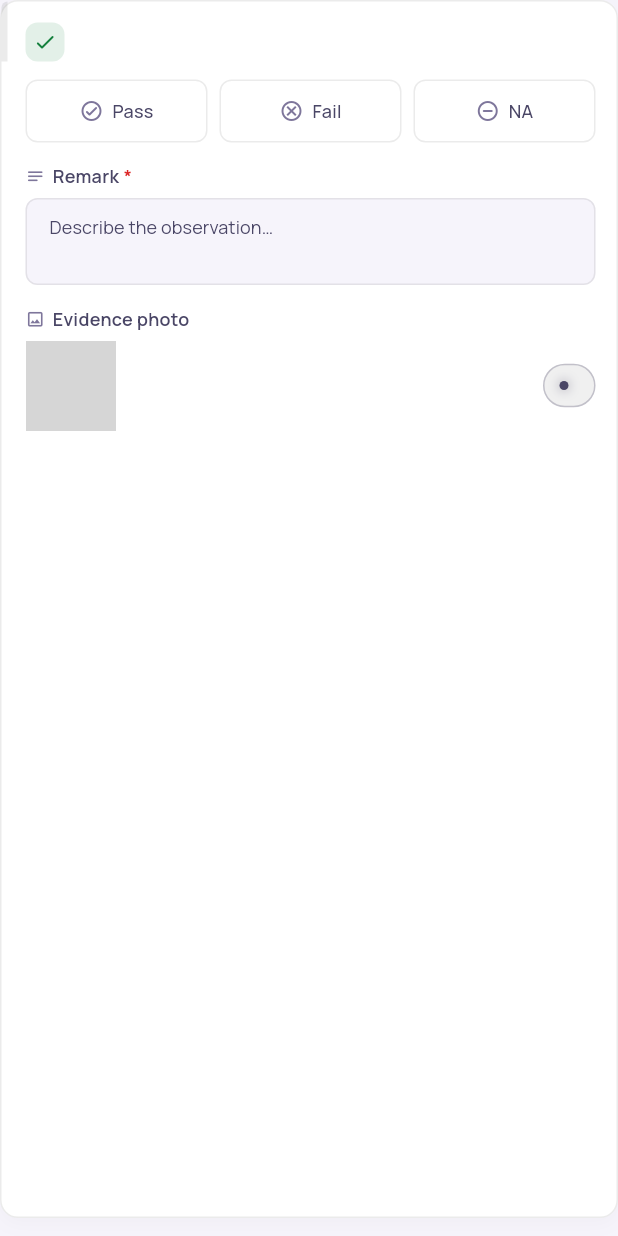
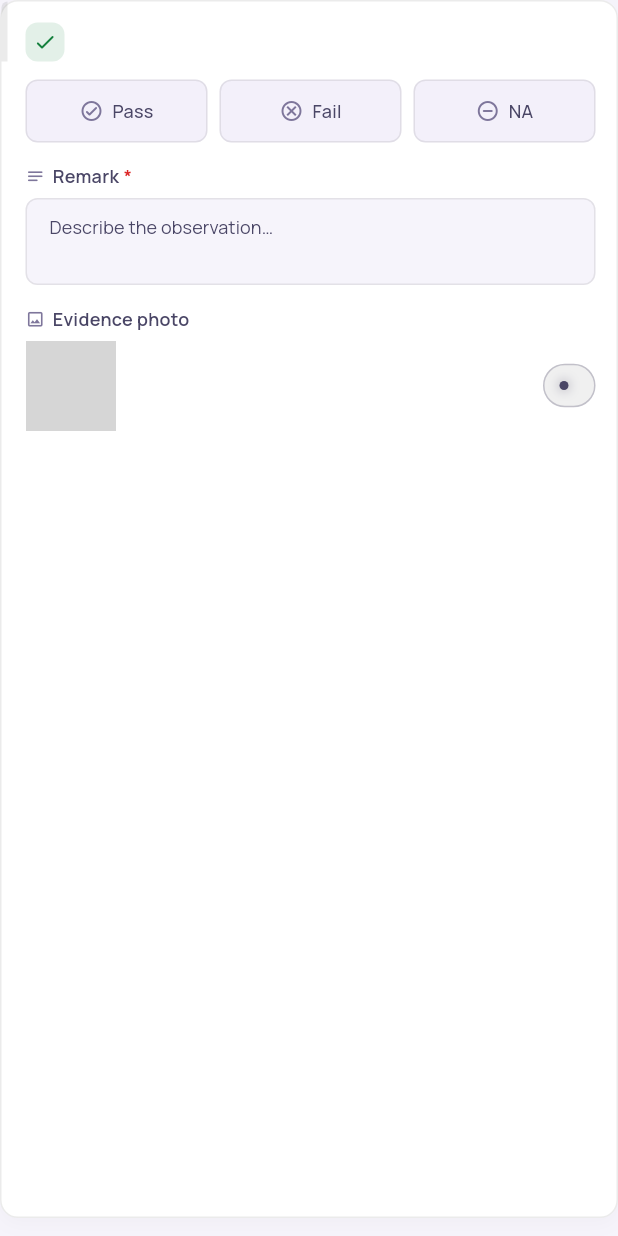
Before and after one commit to vistarlogitekdeveloper/audit_management_app_frontend, a Flutter app: the AuditRowWidget widget shown alone on an empty page, opened directly with empty values, on a phone screen of 412 x 824 dp. Run offline on Flutter 3.47's test engine with Material 3 defaults, Android fonts, the phone set to English and light mode, and no system bars; our stand-ins replace connectivity_plus, dio, firebase_core, firebase_messaging, fl_chart, flutter_image_compress and 6 more; missing offline and left inert: dart:html, flutter_pdfview; accounts and stored records are empty; network calls fail; grey boxes are pictures that could not be loaded.

Commit message:
fix(audit-sheet): mode-aware row card/chip surfaces for dark-mode legibility
The parameter row card and inactive Pass/Fail/NA chip backgrounds were
hardcoded AppColors.white, so in dark mode the cards stayed white and the
light themed text was unreadable. Switched the card to AppColors.surface and
the inactive chip fill to AppColors.surface2 (both mode-aware), so the form is
legible in dark and unchanged in light. (The white text/icons in the sheet
header are intentional — they sit on the purple gradient.)

Co-Authored-By: Claude Opus 4.7 (1M context) <noreply@anthropic.com>

```diff
--- a/lib/features/audit_sheet/screens/audit_sheet_row_widget.dart
+++ b/lib/features/audit_sheet/screens/audit_sheet_row_widget.dart
@@ -61,7 +61,9 @@ class _AuditRowWidgetState extends State<AuditRowWidget> {
     return Container(
       margin: const EdgeInsets.only(bottom: 12),
       decoration: BoxDecoration(
-        color: AppColors.white,
+        // Mode-aware surface so the card (and its text) stays legible in dark
+        // mode — a hardcoded white card hid the light-on-light text.
+        color: AppColors.surface,
         borderRadius: BorderRadius.circular(12),
         border: Border.all(
           color: invalid ? AppColors.danger : AppColors.border,
@@ -492,7 +494,7 @@ class _ResultChip extends StatelessWidget {
           height: 42,
           alignment: Alignment.center,
           decoration: BoxDecoration(
-            color: active ? selectedColor : AppColors.white,
+            color: active ? selectedColor : AppColors.surface2,
             borderRadius: BorderRadius.circular(8),
             border: Border.all(
               color: active ? borderColor : AppColors.border,
```
